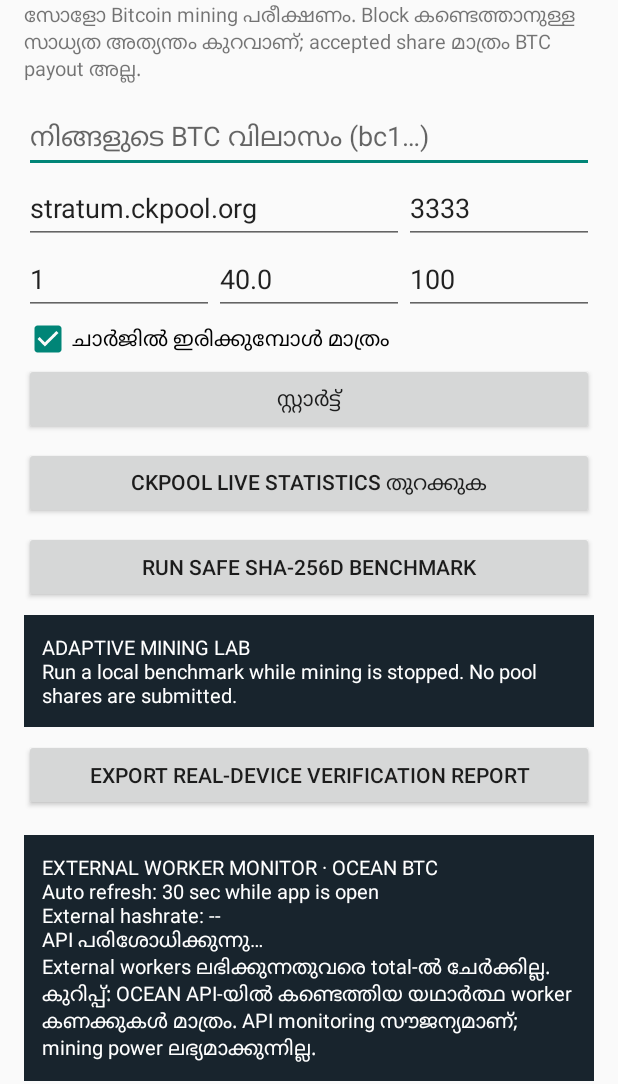
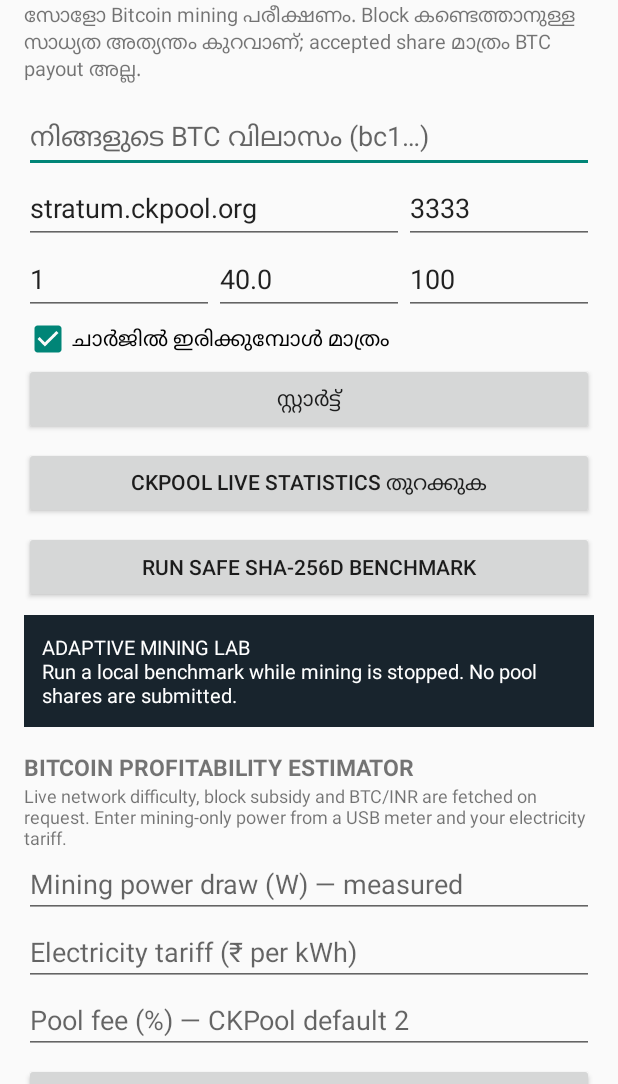
Before and after one commit to fayisaftha786/lottery-miner, an Android app: the screen it shows after launch (MainActivity), on a phone screen of 412 x 824 dp, the part 152-1236 px from its top. Run offline under Robolectric (Android 15) with nearby library versions, the phone set to English and light mode, and no system bars.

Commit message:
Add Bitcoin net profitability calculator UI

```diff
--- a/app/src/main/res/layout/activity_main.xml
+++ b/app/src/main/res/layout/activity_main.xml
@@ -127,6 +127,62 @@
             android:textColor="#FFFFFF"
             android:textSize="13sp" />
 
+        <TextView
+            android:layout_width="match_parent"
+            android:layout_height="wrap_content"
+            android:layout_marginTop="16dp"
+            android:text="BITCOIN PROFITABILITY ESTIMATOR"
+            android:textStyle="bold"
+            android:textSize="15sp" />
+
+        <TextView
+            android:layout_width="match_parent"
+            android:layout_height="wrap_content"
+            android:text="Live network difficulty, block subsidy and BTC/INR are fetched on request. Enter mining-only power from a USB meter and your electricity tariff."
+            android:textSize="12sp" />
+
+        <EditText
+            android:id="@+id/etMiningPower"
+            android:layout_width="match_parent"
+            android:layout_height="wrap_content"
+            android:hint="Mining power draw (W) — measured"
+            android:inputType="numberDecimal"
+            android:singleLine="true" />
+
+        <EditText
+            android:id="@+id/etElectricityTariff"
+            android:layout_width="match_parent"
+            android:layout_height="wrap_content"
+            android:hint="Electricity tariff (₹ per kWh)"
+            android:inputType="numberDecimal"
+            android:singleLine="true" />
+
+        <EditText
+            android:id="@+id/etPoolFee"
+            android:layout_width="match_parent"
+            android:layout_height="wrap_content"
+            android:hint="Pool fee (%) — CKPool default 2"
+            android:inputType="numberDecimal"
+            android:singleLine="true" />
+
+        <Button
+            android:id="@+id/btnRefreshProfitability"
+            android:layout_width="match_parent"
+            android:layout_height="wrap_content"
+            android:layout_marginTop="6dp"
+            android:text="Refresh live BTC profitability estimate" />
+
+        <TextView
+            android:id="@+id/tvProfitability"
+            android:layout_width="match_parent"
+            android:layout_height="wrap_content"
+            android:layout_marginTop="8dp"
+            android:padding="12dp"
+            android:background="#18242D"
+            android:text="PROFITABILITY: Not calculated\nRun a benchmark and enter measured power + tariff."
+            android:textColor="#FFFFFF"
+            android:textSize="13sp" />
+
         <Button
             android:id="@+id/btnExportDiagnostics"
             android:layout_width="match_parent"
```
